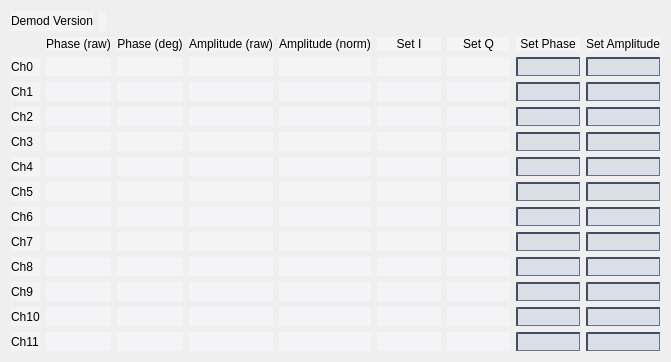
Above: new_look/demodulator.ui from cristinasewell/ATCA_PyDM_Screens before the change. Below: the same form after it.
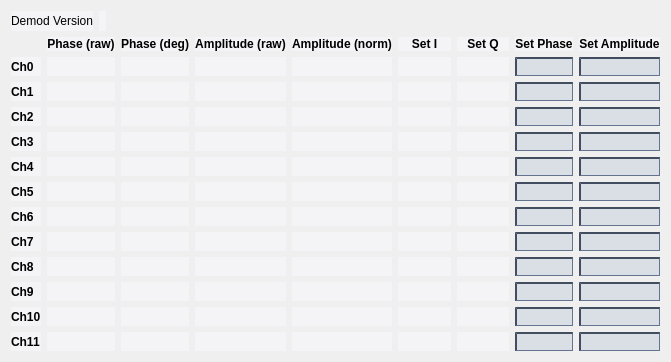
That is the form after the change. Custom widgets are drawn as their Qt base class.

Commit message: FIX - fix format for some fields

```diff
--- a/new_look/demodulator.ui
+++ b/new_look/demodulator.ui
@@ -217,6 +217,12 @@
          <verstretch>0</verstretch>
         </sizepolicy>
        </property>
+       <property name="font">
+        <font>
+         <weight>75</weight>
+         <bold>true</bold>
+        </font>
+       </property>
        <property name="text">
         <string>Phase (raw)</string>
        </property>
@@ -233,6 +239,12 @@
          <verstretch>0</verstretch>
         </sizepolicy>
        </property>
+       <property name="font">
+        <font>
+         <weight>75</weight>
+         <bold>true</bold>
+        </font>
+       </property>
        <property name="text">
         <string>Phase (deg)</string>
        </property>
@@ -249,6 +261,12 @@
          <verstretch>0</verstretch>
         </sizepolicy>
        </property>
+       <property name="font">
+        <font>
+         <weight>75</weight>
+         <bold>true</bold>
+        </font>
+       </property>
        <property name="text">
         <string>Amplitude (raw)</string>
        </property>
@@ -265,6 +283,12 @@
          <verstretch>0</verstretch>
         </sizepolicy>
        </property>
+       <property name="font">
+        <font>
+         <weight>75</weight>
+         <bold>true</bold>
+        </font>
+       </property>
        <property name="text">
         <string>Amplitude (norm)</string>
        </property>
@@ -281,6 +305,12 @@
          <verstretch>0</verstretch>
         </sizepolicy>
        </property>
+       <property name="font">
+        <font>
+         <weight>75</weight>
+         <bold>true</bold>
+        </font>
+       </property>
        <property name="text">
         <string>Set I</string>
        </property>
@@ -297,6 +327,12 @@
          <verstretch>0</verstretch>
         </sizepolicy>
        </property>
+       <property name="font">
+        <font>
+         <weight>75</weight>
+         <bold>true</bold>
+        </font>
+       </property>
        <property name="text">
         <string>Set Q</string>
        </property>
@@ -313,6 +349,12 @@
          <verstretch>0</verstretch>
         </sizepolicy>
        </property>
+       <property name="font">
+        <font>
+         <weight>75</weight>
+         <bold>true</bold>
+        </font>
+       </property>
        <property name="text">
         <string>Set Phase</string>
        </property>
@@ -329,6 +371,12 @@
          <verstretch>0</verstretch>
         </sizepolicy>
        </property>
+       <property name="font">
+        <font>
+         <weight>75</weight>
+         <bold>true</bold>
+        </font>
+       </property>
        <property name="text">
         <string>Set Amplitude</string>
        </property>
@@ -339,6 +387,12 @@
      </item>
      <item row="1" column="0">
       <widget class="QLabel" name="label_3">
+       <property name="font">
+        <font>
+         <weight>75</weight>
+         <bold>true</bold>
+        </font>
+       </property>
        <property name="text">
         <string>Ch0</string>
        </property>
@@ -355,6 +409,9 @@
        <property name="channel" stdset="0">
         <string>ca://${DEVICE}:DMOD_PHASERAW0</string>
        </property>
+       <property name="displayFormat" stdset="0">
+        <enum>PyDMLabel::Hex</enum>
+       </property>
       </widget>
      </item>
      <item row="1" column="2">
@@ -381,6 +438,9 @@
        <property name="channel" stdset="0">
         <string>ca://${DEVICE}:DMOD_AMPLRAW0</string>
        </property>
+       <property name="displayFormat" stdset="0">
+        <enum>PyDMLabel::Hex</enum>
+       </property>
       </widget>
      </item>
      <item row="1" column="4">
@@ -407,6 +467,9 @@
        <property name="channel" stdset="0">
         <string>ca://${DEVICE}:DMOD_ROT_I0</string>
        </property>
+       <property name="displayFormat" stdset="0">
+        <enum>PyDMLabel::Hex</enum>
+       </property>
       </widget>
      </item>
      <item row="1" column="6">
@@ -444,6 +507,12 @@
      </item>
      <item row="2" column="0">
       <widget class="QLabel" name="label_4">
+       <property name="font">
+        <font>
+         <weight>75</weight>
+         <bold>true</bold>
+        </font>
+       </property>
        <property name="text">
         <string>Ch1</string>
        </property>
@@ -460,6 +529,9 @@
        <property name="channel" stdset="0">
         <string>ca://${DEVICE}:DMOD_PHASERAW1</string>
        </property>
+       <property name="displayFormat" stdset="0">
+        <enum>PyDMLabel::Hex</enum>
+       </property>
       </widget>
      </item>
      <item row="2" column="2">
@@ -486,6 +558,9 @@
        <property name="channel" stdset="0">
         <string>ca://${DEVICE}:DMOD_AMPLRAW1</string>
        </property>
+       <property name="displayFormat" stdset="0">
+        <enum>PyDMLabel::Hex</enum>
+       </property>
       </widget>
      </item>
      <item row="2" column="4">
@@ -512,6 +587,9 @@
        <property name="channel" stdset="0">
         <string>ca://${DEVICE}:DMOD_ROT_I1</string>
        </property>
+       <property name="displayFormat" stdset="0">
+        <enum>PyDMLabel::Hex</enum>
+       </property>
       </widget>
      </item>
      <item row="2" column="6">
@@ -549,6 +627,12 @@
      </item>
      <item row="3" column="0">
       <widget class="QLabel" name="label_5">
+       <property name="font">
+        <font>
+         <weight>75</weight>
+         <bold>true</bold>
+        </font>
+       </property>
        <property name="text">
         <string>Ch2</string>
        </property>
@@ -565,6 +649,9 @@
        <property name="channel" stdset="0">
         <string>ca://${DEVICE}:DMOD_PHASERAW2</string>
        </property>
+       <property name="displayFormat" stdset="0">
+        <enum>PyDMLabel::Hex</enum>
+       </property>
       </widget>
      </item>
      <item row="3" column="2">
@@ -591,6 +678,9 @@
        <property name="channel" stdset="0">
         <string>ca://${DEVICE}:DMOD_AMPLRAW2</string>
        </property>
+       <property name="displayFormat" stdset="0">
+        <enum>PyDMLabel::Hex</enum>
+       </property>
       </widget>
      </item>
      <item row="3" column="4">
@@ -617,6 +707,9 @@
        <property name="channel" stdset="0">
         <string>ca://${DEVICE}:DMOD_ROT_I2</string>
        </property>
+       <property name="displayFormat" stdset="0">
+        <enum>PyDMLabel::Hex</enum>
+       </property>
       </widget>
      </item>
      <item row="3" column="6">
@@ -654,6 +747,12 @@
      </item>
      <item row="4" column="0">
       <widget class="QLabel" name="label_6">
+       <property name="font">
+        <font>
+         <weight>75</weight>
+         <bold>true</bold>
+        </font>
+       </property>
        <property name="text">
         <string>Ch3</string>
        </property>
@@ -670,6 +769,9 @@
        <property name="channel" stdset="0">
         <string>ca://${DEVICE}:DMOD_PHASERAW3</string>
        </property>
+       <property name="displayFormat" stdset="0">
+        <enum>PyDMLabel::Hex</enum>
+       </property>
       </widget>
      </item>
      <item row="4" column="2">
@@ -696,6 +798,9 @@
        <property name="channel" stdset="0">
         <string>ca://${DEVICE}:DMOD_AMPLRAW3</string>
        </property>
+       <property name="displayFormat" stdset="0">
+        <enum>PyDMLabel::Hex</enum>
+       </property>
       </widget>
      </item>
      <item row="4" column="4">
@@ -722,6 +827,9 @@
        <property name="channel" stdset="0">
         <string>ca://${DEVICE}:DMOD_ROT_I3</string>
        </property>
+       <property name="displayFormat" stdset="0">
+        <enum>PyDMLabel::Hex</enum>
+       </property>
       </widget>
      </item>
      <item row="4" column="6">
@@ -759,6 +867,12 @@
      </item>
      <item row="5" column="0">
       <widget class="QLabel" name="label_7">
+       <property name="font">
+        <font>
+         <weight>75</weight>
+         <bold>true</bold>
+        </font>
+       </property>
        <property name="text">
         <string>Ch4</string>
        </property>
@@ -775,6 +889,9 @@
        <property name="channel" stdset="0">
         <string>ca://${DEVICE}:DMOD_PHASERAW4</string>
        </property>
+       <property name="displayFormat" stdset="0">
+        <enum>PyDMLabel::Hex</enum>
+       </property>
       </widget>
      </item>
      <item row="5" column="2">
@@ -801,6 +918,9 @@
        <property name="channel" stdset="0">
         <string>ca://${DEVICE}:DMOD_AMPLRAW4</string>
        </property>
+       <property name="displayFormat" stdset="0">
+        <enum>PyDMLabel::Hex</enum>
+       </property>
       </widget>
      </item>
      <item row="5" column="4">
@@ -827,6 +947,9 @@
        <property name="channel" stdset="0">
         <string>ca://${DEVICE}:DMOD_ROT_I4</string>
        </property>
+       <property name="displayFormat" stdset="0">
+        <enum>PyDMLabel::Hex</enum>
+       </property>
       </widget>
      </item>
      <item row="5" column="6">
@@ -864,6 +987,12 @@
      </item>
      <item row="6" column="0">
       <widget class="QLabel" name="label_8">
+       <property name="font">
+        <font>
+         <weight>75</weight>
+         <bold>true</bold>
+        </font>
+       </property>
        <property name="text">
         <string>Ch5</string>
        </property>
@@ -880,6 +1009,9 @@
        <property name="channel" stdset="0">
         <string>ca://${DEVICE}:DMOD_PHASERAW5</string>
        </property>
+       <property name="displayFormat" stdset="0">
+        <enum>PyDMLabel::Hex</enum>
+       </property>
       </widget>
      </item>
      <item row="6" column="2">
@@ -906,6 +1038,9 @@
        <property name="channel" stdset="0">
         <string>ca://${DEVICE}:DMOD_AMPLRAW5</string>
        </property>
+       <property name="displayFormat" stdset="0">
+        <enum>PyDMLabel::Hex</enum>
+       </property>
       </widget>
      </item>
      <item row="6" column="4">
@@ -932,6 +1067,9 @@
        <property name="channel" stdset="0">
         <string>ca://${DEVICE}:DMOD_ROT_I5</string>
        </property>
+       <property name="displayFormat" stdset="0">
+        <enum>PyDMLabel::Hex</enum>
+       </property>
       </widget>
      </item>
      <item row="6" column="6">
@@ -969,6 +1107,12 @@
      </item>
      <item row="7" column="0">
       <widget class="QLabel" name="label_9">
+       <property name="font">
+        <font>
+         <weight>75</weight>
+         <bold>true</bold>
+        </font>
+       </property>
        <property name="text">
         <string>Ch6</string>
        </property>
@@ -985,6 +1129,9 @@
        <property name="channel" stdset="0">
         <string>ca://${DEVICE}:DMOD_PHASERAW6</string>
        </property>
+       <property name="displayFormat" stdset="0">
+        <enum>PyDMLabel::Hex</enum>
+       </property>
       </widget>
      </item>
      <item row="7" column="2">
@@ -1011,6 +1158,9 @@
        <property name="channel" stdset="0">
         <string>ca://${DEVICE}:DMOD_AMPLRAW6</string>
        </property>
+       <property name="displayFormat" stdset="0">
+        <enum>PyDMLabel::Hex</enum>
+       </property>
       </widget>
      </item>
      <item row="7" column="4">
@@ -1037,6 +1187,9 @@
        <property name="channel" stdset="0">
         <string>ca://${DEVICE}:DMOD_ROT_I6</string>
        </property>
+       <property name="displayFormat" stdset="0">
+        <enum>PyDMLabel::Hex</enum>
+       </property>
       </widget>
      </item>
      <item row="7" column="6">
@@ -1074,6 +1227,12 @@
      </item>
      <item row="8" column="0">
       <widget class="QLabel" name="label_10">
+       <property name="font">
+        <font>
+         <weight>75</weight>
+         <bold>true</bold>
+        </font>
+       </property>
        <property name="text">
         <string>Ch7</string>
        </property>
@@ -1090,6 +1249,9 @@
        <property name="channel" stdset="0">
         <string>ca://${DEVICE}:DMOD_PHASERAW7</string>
        </property>
+       <property name="displayFormat" stdset="0">
+        <enum>PyDMLabel::Hex</enum>
+       </property>
       </widget>
      </item>
      <item row="8" column="2">
@@ -1116,6 +1278,9 @@
        <property name="channel" stdset="0">
         <string>ca://${DEVICE}:DMOD_AMPLRAW7</string>
        </property>
+       <property name="displayFormat" stdset="0">
+        <enum>PyDMLabel::Hex</enum>
+       </property>
       </widget>
      </item>
      <item row="8" column="4">
@@ -1142,6 +1307,9 @@
        <property name="channel" stdset="0">
         <string>ca://${DEVICE}:DMOD_ROT_I7</string>
        </property>
+       <property name="displayFormat" stdset="0">
+        <enum>PyDMLabel::Hex</enum>
+       </property>
       </widget>
      </item>
      <item row="8" column="6">
@@ -1179,6 +1347,12 @@
      </item>
      <item row="9" column="0">
       <widget class="QLabel" name="label_11">
+       <property name="font">
+        <font>
+         <weight>75</weight>
+         <bold>true</bold>
+        </font>
+       </property>
        <property name="text">
         <string>Ch8</string>
        </property>
@@ -1195,6 +1369,9 @@
        <property name="channel" stdset="0">
         <string>ca://${DEVICE}:DMOD_PHASERAW8</string>
        </property>
+       <property name="displayFormat" stdset="0">
+        <enum>PyDMLabel::Hex</enum>
+       </property>
       </widget>
      </item>
      <item row="9" column="2">
@@ -1221,6 +1398,9 @@
        <property name="channel" stdset="0">
         <string>ca://${DEVICE}:DMOD_AMPLRAW8</string>
        </property>
+       <property name="displayFormat" stdset="0">
+        <enum>PyDMLabel::Hex</enum>
+       </property>
       </widget>
      </item>
      <item row="9" column="4">
@@ -1247,6 +1427,9 @@
        <property name="channel" stdset="0">
         <string>ca://${DEVICE}:DMOD_ROT_I8</string>
        </property>
+       <property name="displayFormat" stdset="0">
+        <enum>PyDMLabel::Hex</enum>
+       </property>
       </widget>
      </item>
      <item row="9" column="6">
@@ -1284,6 +1467,12 @@
      </item>
      <item row="10" column="0">
       <widget class="QLabel" name="label_12">
+       <property name="font">
+        <font>
+         <weight>75</weight>
+         <bold>true</bold>
+        </font>
+       </property>
        <property name="text">
         <string>Ch9</string>
        </property>
@@ -1300,6 +1489,9 @@
        <property name="channel" stdset="0">
         <string>ca://${DEVICE}:DMOD_PHASERAW9</string>
        </property>
+       <property name="displayFormat" stdset="0">
+        <enum>PyDMLabel::Hex</enum>
+       </property>
       </widget>
      </item>
      <item row="10" column="2">
@@ -1326,6 +1518,9 @@
        <property name="channel" stdset="0">
         <string>ca://${DEVICE}:DMOD_AMPLRAW9</string>
        </property>
+       <property name="displayFormat" stdset="0">
+        <enum>PyDMLabel::Hex</enum>
+       </property>
       </widget>
      </item>
      <item row="10" column="4">
@@ -1352,6 +1547,9 @@
        <property name="channel" stdset="0">
         <string>ca://${DEVICE}:DMOD_ROT_I9</string>
        </property>
+       <property name="displayFormat" stdset="0">
+        <enum>PyDMLabel::Hex</enum>
+       </property>
       </widget>
      </item>
      <item row="10" column="6">
@@ -1389,6 +1587,12 @@
      </item>
      <item row="11" column="0">
       <widget class="QLabel" name="label_13">
+       <property name="font">
+        <font>
+         <weight>75</weight>
+         <bold>true</bold>
+        </font>
+       </property>
        <property name="text">
         <string>Ch10</string>
        </property>
@@ -1405,6 +1609,9 @@
        <property name="channel" stdset="0">
         <string>ca://${DEVICE}:DMOD_PHASERAW10</string>
        </property>
+       <property name="displayFormat" stdset="0">
+        <enum>PyDMLabel::Hex</enum>
+       </property>
       </widget>
      </item>
      <item row="11" column="2">
@@ -1431,6 +1638,9 @@
        <property name="channel" stdset="0">
         <string>ca://${DEVICE}:DMOD_AMPLRAW10</string>
        </property>
+       <property name="displayFormat" stdset="0">
+        <enum>PyDMLabel::Hex</enum>
+       </property>
       </widget>
      </item>
      <item row="11" column="4">
@@ -1457,6 +1667,9 @@
        <property name="channel" stdset="0">
         <string>ca://${DEVICE}:DMOD_ROT_I10</string>
        </property>
+       <property name="displayFormat" stdset="0">
+        <enum>PyDMLabel::Hex</enum>
+       </property>
       </widget>
      </item>
      <item row="11" column="6">
@@ -1494,6 +1707,12 @@
      </item>
      <item row="12" column="0">
       <widget class="QLabel" name="label_2">
+       <property name="font">
+        <font>
+         <weight>75</weight>
+         <bold>true</bold>
+        </font>
+       </property>
        <property name="text">
         <string>Ch11</string>
        </property>
@@ -1510,6 +1729,9 @@
        <property name="channel" stdset="0">
         <string>ca://${DEVICE}:DMOD_PHASERAW11</string>
        </property>
+       <property name="displayFormat" stdset="0">
+        <enum>PyDMLabel::Hex</enum>
+       </property>
       </widget>
      </item>
      <item row="12" column="2">
@@ -1536,6 +1758,9 @@
        <property name="channel" stdset="0">
         <string>ca://${DEVICE}:DMOD_AMPLRAW11</string>
        </property>
+       <property name="displayFormat" stdset="0">
+        <enum>PyDMLabel::Hex</enum>
+       </property>
       </widget>
      </item>
      <item row="12" column="4">
@@ -1562,6 +1787,9 @@
        <property name="channel" stdset="0">
         <string>ca://${DEVICE}:DMOD_ROT_I11</string>
        </property>
+       <property name="displayFormat" stdset="0">
+        <enum>PyDMLabel::Hex</enum>
+       </property>
       </widget>
      </item>
      <item row="12" column="6">
```
